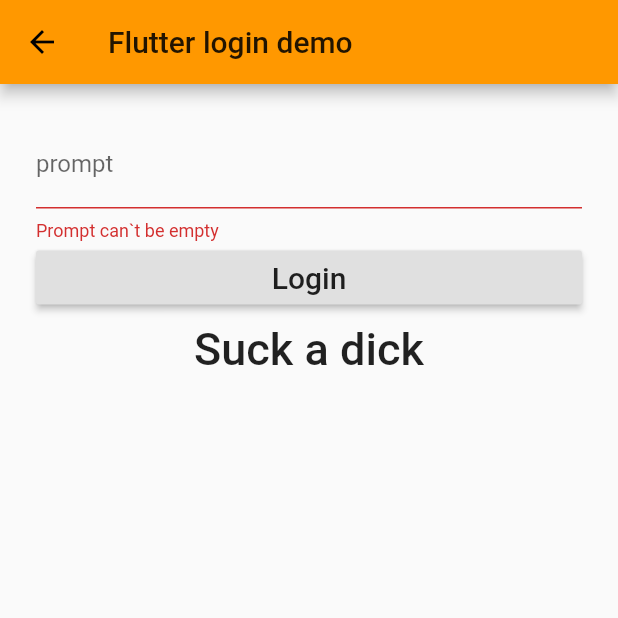
After one commit to WillowHQ/Wilo, a Flutter app: the ReminderDetailForm screen opened directly, after a tap on "Login", on a phone screen of 412 x 824 dp, the top half of it. The commit adds this screen. Run offline on Flutter 3.47's test engine with Material 2 defaults, Android fonts, the phone set to English and light mode, and no system bars; our stand-ins replace cloud_firestore, firebase_auth, firebase_database, flutter_redux, redux; accounts and stored records are empty.

Commit message:
Reminders can update text field now

```diff
--- a/lib/database.dart
+++ b/lib/database.dart
@@ -23,6 +23,7 @@ abstract class Database {
   Future<void> createReminder();
   Future<void> setReminder(Reminder reminder);
   Future<void> deleteReminder(Reminder reminder);
+  Future<void> updateReminder(Reminder reminder, String prompt);
   Stream<List<Reminder>> remindersStream();
 }
 
@@ -58,6 +59,7 @@ class AppFirestore implements Database {
     return Firestore.instance.collection(rootPath).document('${counter.id}');
   }
 
+
   static final String rootPath = 'counters';
 
   //REMINDERS
@@ -78,6 +80,7 @@ class AppFirestore implements Database {
     _documentReminderReference(reminder).delete();
   }
   Future<void> updateReminder(Reminder reminder, String prompt) async {
+    print("this got called database.data l 82");
     _documentReminderReference(reminder).setData({
       'prompt': prompt
     });
--- /dev/null
+++ b/lib/pages/reminder_detail_form.dart
@@ -0,0 +1,90 @@
+import 'dart:async';
+
+import 'package:flutter/material.dart';
+import 'package:flutter_app/database.dart';
+
+class ReminderDetailForm extends StatefulWidget {
+  ReminderDetailForm({ this.reminder, this.database});
+  final Reminder reminder;
+  final Database database;
+
+
+  @override
+  State<StatefulWidget> createState() => ReminderDetailFormState();
+
+}
+
+class ReminderDetailFormState extends State<ReminderDetailForm> {
+  final reminderFormKey = new GlobalKey<FormState>();
+  String _prompt;
+  void initState() {
+    super.initState();
+  }
+
+  bool validateAndSave() {
+    final form = reminderFormKey.currentState;
+    if (form.validate()) {
+      form.save();
+      return true;
+    } else {
+      return false;
+    }
+  }
+  void validateAndSubmit() async {
+    if(validateAndSave()) {
+      try {
+        await widget.database.updateReminder( widget.reminder, _prompt);
+      } catch (e) {
+        print('$e');
+      }
+    }
+
+  }
+  void _increment() async  {
+
+    await widget.database.createReminder();
+
+  }
+  @override
+  Widget build(BuildContext context) {
+    return new Scaffold(
+        appBar: new AppBar(
+          title: new Text('Flutter login demo'),
+        ),
+        body: new Container(
+          padding: EdgeInsets.all(24.0),
+          child: new Form(
+            key: reminderFormKey,
+            child: new Column(
+              crossAxisAlignment: CrossAxisAlignment.stretch,
+              children: buildInputs()+ buildSubmitButtons(),
+
+            ),
+          ),
+        )
+    );
+  }
+
+  List<Widget> buildInputs() {
+    return [
+      new TextFormField(
+          decoration: new InputDecoration(labelText: 'prompt'),
+          validator: (value) => value.isEmpty ? 'Prompt can\`t be empty' : null,
+          onSaved: (value) => _prompt = value),
+    ];
+  }
+  List<Widget> buildSubmitButtons(){
+      return [
+        new RaisedButton(
+          child:
+          new Text('Login', style: new TextStyle(fontSize: 20.0)),
+          onPressed: validateAndSubmit,
+        ),
+        new FlatButton(
+          child:
+            new Text('Suck a dick', style: new TextStyle(fontSize: 30.0)),
+          onPressed: ()=> {},
+        )
+      ];
+    }
+  }
```
Also changed, not shown: lib/bottom_navigation.dart (+31 -1 lines), lib/common_widgets/reminder_list_tile.dart (+4 -4 lines), lib/pages/reminders_set_state_page.dart (+6 -2 lines).
